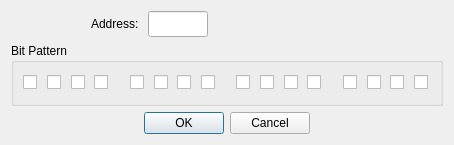
This is omodsim/dialogs/dialogwriteholdingregisterbits.ui in sanny32/OpenModSim as Qt 5 draws it before an edit. The edited form follows.
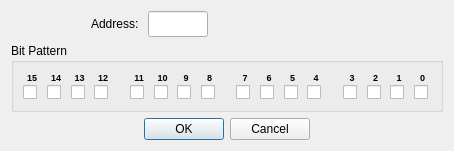
This is the edited form. Custom widgets are drawn as their Qt base class.

Commit message: Improve bit pattern input

```diff
--- a/omodsim/dialogs/dialogwriteholdingregisterbits.ui
+++ b/omodsim/dialogs/dialogwriteholdingregisterbits.ui
@@ -7,7 +7,7 @@
     <x>0</x>
     <y>0</y>
     <width>454</width>
-    <height>145</height>
+    <height>149</height>
    </rect>
   </property>
   <property name="windowTitle">
@@ -88,12 +88,44 @@
       <item>
        <layout class="QHBoxLayout" name="horizontalLayout_3">
         <item>
+         <layout class="QVBoxLayout" name="verticalLayout_17">
+          <property name="spacing">
+           <number>2</number>
+          </property>
+          <item>
+           <widget class="QLabel" name="label15">
+            <property name="text">
+             <string notr="true">&lt;html&gt;&lt;head/&gt;&lt;body&gt;&lt;p&gt;&lt;span style=&quot; font-size:7pt; font-weight:700;&quot;&gt;15&lt;/span&gt;&lt;/p&gt;&lt;/body&gt;&lt;/html&gt;</string>
+            </property>
+            <property name="alignment">
+             <set>Qt::AlignCenter</set>
+            </property>
+           </widget>
+          </item>
+          <item>
          <widget class="QCheckBox" name="checkBox15">
           <property name="text">
            <string/>
           </property>
          </widget>
         </item>
+         </layout>
+        </item>
+        <item>
+         <layout class="QVBoxLayout" name="verticalLayout_16">
+          <property name="spacing">
+           <number>2</number>
+          </property>
+          <item>
+           <widget class="QLabel" name="label14">
+            <property name="text">
+             <string notr="true">&lt;html&gt;&lt;head/&gt;&lt;body&gt;&lt;p&gt;&lt;span style=&quot; font-size:7pt; font-weight:700;&quot;&gt;14&lt;/span&gt;&lt;/p&gt;&lt;/body&gt;&lt;/html&gt;</string>
+            </property>
+            <property name="alignment">
+             <set>Qt::AlignCenter</set>
+            </property>
+           </widget>
+          </item>
         <item>
          <widget class="QCheckBox" name="checkBox14">
           <property name="text">
@@ -101,6 +133,23 @@
           </property>
          </widget>
         </item>
+         </layout>
+        </item>
+        <item>
+         <layout class="QVBoxLayout" name="verticalLayout_15">
+          <property name="spacing">
+           <number>2</number>
+          </property>
+          <item>
+           <widget class="QLabel" name="label13">
+            <property name="text">
+             <string notr="true">&lt;html&gt;&lt;head/&gt;&lt;body&gt;&lt;p&gt;&lt;span style=&quot; font-size:7pt; font-weight:700;&quot;&gt;13&lt;/span&gt;&lt;/p&gt;&lt;/body&gt;&lt;/html&gt;</string>
+            </property>
+            <property name="alignment">
+             <set>Qt::AlignCenter</set>
+            </property>
+           </widget>
+          </item>
         <item>
          <widget class="QCheckBox" name="checkBox13">
           <property name="text">
@@ -108,6 +157,23 @@
           </property>
          </widget>
         </item>
+         </layout>
+        </item>
+        <item>
+         <layout class="QVBoxLayout" name="verticalLayout_14">
+          <property name="spacing">
+           <number>2</number>
+          </property>
+          <item>
+           <widget class="QLabel" name="label12">
+            <property name="text">
+             <string notr="true">&lt;html&gt;&lt;head/&gt;&lt;body&gt;&lt;p&gt;&lt;span style=&quot; font-size:7pt; font-weight:700;&quot;&gt;12&lt;/span&gt;&lt;/p&gt;&lt;/body&gt;&lt;/html&gt;</string>
+            </property>
+            <property name="alignment">
+             <set>Qt::AlignCenter</set>
+            </property>
+           </widget>
+          </item>
         <item>
          <widget class="QCheckBox" name="checkBox12">
           <property name="text">
@@ -117,6 +183,8 @@
         </item>
        </layout>
       </item>
+       </layout>
+      </item>
       <item>
        <spacer name="horizontalSpacer_5">
         <property name="orientation">
@@ -136,12 +204,44 @@
       <item>
        <layout class="QHBoxLayout" name="horizontalLayout_4">
         <item>
+         <layout class="QVBoxLayout" name="verticalLayout_13">
+          <property name="spacing">
+           <number>2</number>
+          </property>
+          <item>
+           <widget class="QLabel" name="label11">
+            <property name="text">
+             <string notr="true">&lt;html&gt;&lt;head/&gt;&lt;body&gt;&lt;p&gt;&lt;span style=&quot; font-size:7pt; font-weight:700;&quot;&gt;11&lt;/span&gt;&lt;/p&gt;&lt;/body&gt;&lt;/html&gt;</string>
+            </property>
+            <property name="alignment">
+             <set>Qt::AlignCenter</set>
+            </property>
+           </widget>
+          </item>
+          <item>
          <widget class="QCheckBox" name="checkBox11">
           <property name="text">
            <string/>
           </property>
          </widget>
         </item>
+         </layout>
+        </item>
+        <item>
+         <layout class="QVBoxLayout" name="verticalLayout_12">
+          <property name="spacing">
+           <number>2</number>
+          </property>
+          <item>
+           <widget class="QLabel" name="label10">
+            <property name="text">
+             <string notr="true">&lt;html&gt;&lt;head/&gt;&lt;body&gt;&lt;p&gt;&lt;span style=&quot; font-size:7pt; font-weight:700;&quot;&gt;10&lt;/span&gt;&lt;/p&gt;&lt;/body&gt;&lt;/html&gt;</string>
+            </property>
+            <property name="alignment">
+             <set>Qt::AlignCenter</set>
+            </property>
+           </widget>
+          </item>
         <item>
          <widget class="QCheckBox" name="checkBox10">
           <property name="text">
@@ -149,6 +249,23 @@
           </property>
          </widget>
         </item>
+         </layout>
+        </item>
+        <item>
+         <layout class="QVBoxLayout" name="verticalLayout_11">
+          <property name="spacing">
+           <number>2</number>
+          </property>
+          <item>
+           <widget class="QLabel" name="label9">
+            <property name="text">
+             <string notr="true">&lt;html&gt;&lt;head/&gt;&lt;body&gt;&lt;p&gt;&lt;span style=&quot; font-size:7pt; font-weight:700;&quot;&gt;9&lt;/span&gt;&lt;/p&gt;&lt;/body&gt;&lt;/html&gt;</string>
+            </property>
+            <property name="alignment">
+             <set>Qt::AlignCenter</set>
+            </property>
+           </widget>
+          </item>
         <item>
          <widget class="QCheckBox" name="checkBox9">
           <property name="text">
@@ -156,6 +273,23 @@
           </property>
          </widget>
         </item>
+         </layout>
+        </item>
+        <item>
+         <layout class="QVBoxLayout" name="verticalLayout_10">
+          <property name="spacing">
+           <number>2</number>
+          </property>
+          <item>
+           <widget class="QLabel" name="label8">
+            <property name="text">
+             <string notr="true">&lt;html&gt;&lt;head/&gt;&lt;body&gt;&lt;p&gt;&lt;span style=&quot; font-size:7pt; font-weight:700;&quot;&gt;8&lt;/span&gt;&lt;/p&gt;&lt;/body&gt;&lt;/html&gt;</string>
+            </property>
+            <property name="alignment">
+             <set>Qt::AlignCenter</set>
+            </property>
+           </widget>
+          </item>
         <item>
          <widget class="QCheckBox" name="checkBox8">
           <property name="text">
@@ -165,6 +299,8 @@
         </item>
        </layout>
       </item>
+       </layout>
+      </item>
       <item>
        <spacer name="horizontalSpacer_6">
         <property name="orientation">
@@ -184,12 +320,44 @@
       <item>
        <layout class="QHBoxLayout" name="horizontalLayout_6">
         <item>
+         <layout class="QVBoxLayout" name="verticalLayout_9">
+          <property name="spacing">
+           <number>2</number>
+          </property>
+          <item>
+           <widget class="QLabel" name="label7">
+            <property name="text">
+             <string notr="true">&lt;html&gt;&lt;head/&gt;&lt;body&gt;&lt;p&gt;&lt;span style=&quot; font-size:7pt; font-weight:700;&quot;&gt;7&lt;/span&gt;&lt;/p&gt;&lt;/body&gt;&lt;/html&gt;</string>
+            </property>
+            <property name="alignment">
+             <set>Qt::AlignCenter</set>
+            </property>
+           </widget>
+          </item>
+          <item>
          <widget class="QCheckBox" name="checkBox7">
           <property name="text">
            <string/>
           </property>
          </widget>
         </item>
+         </layout>
+        </item>
+        <item>
+         <layout class="QVBoxLayout" name="verticalLayout_8">
+          <property name="spacing">
+           <number>2</number>
+          </property>
+          <item>
+           <widget class="QLabel" name="label6">
+            <property name="text">
+             <string notr="true">&lt;html&gt;&lt;head/&gt;&lt;body&gt;&lt;p&gt;&lt;span style=&quot; font-size:7pt; font-weight:700;&quot;&gt;6&lt;/span&gt;&lt;/p&gt;&lt;/body&gt;&lt;/html&gt;</string>
+            </property>
+            <property name="alignment">
+             <set>Qt::AlignCenter</set>
+            </property>
+           </widget>
+          </item>
         <item>
          <widget class="QCheckBox" name="checkBox6">
           <property name="text">
@@ -197,6 +365,23 @@
           </property>
          </widget>
         </item>
+         </layout>
+        </item>
+        <item>
+         <layout class="QVBoxLayout" name="verticalLayout_7">
+          <property name="spacing">
+           <number>2</number>
+          </property>
+          <item>
+           <widget class="QLabel" name="label5">
+            <property name="text">
+             <string notr="true">&lt;html&gt;&lt;head/&gt;&lt;body&gt;&lt;p&gt;&lt;span style=&quot; font-size:7pt; font-weight:700;&quot;&gt;5&lt;/span&gt;&lt;/p&gt;&lt;/body&gt;&lt;/html&gt;</string>
+            </property>
+            <property name="alignment">
+             <set>Qt::AlignCenter</set>
+            </property>
+           </widget>
+          </item>
         <item>
          <widget class="QCheckBox" name="checkBox5">
           <property name="text">
@@ -204,6 +389,23 @@
           </property>
          </widget>
         </item>
+         </layout>
+        </item>
+        <item>
+         <layout class="QVBoxLayout" name="verticalLayout_6">
+          <property name="spacing">
+           <number>2</number>
+          </property>
+          <item>
+           <widget class="QLabel" name="label4">
+            <property name="text">
+             <string notr="true">&lt;html&gt;&lt;head/&gt;&lt;body&gt;&lt;p&gt;&lt;span style=&quot; font-size:7pt; font-weight:700;&quot;&gt;4&lt;/span&gt;&lt;/p&gt;&lt;/body&gt;&lt;/html&gt;</string>
+            </property>
+            <property name="alignment">
+             <set>Qt::AlignCenter</set>
+            </property>
+           </widget>
+          </item>
         <item>
          <widget class="QCheckBox" name="checkBox4">
           <property name="text">
@@ -213,6 +415,8 @@
         </item>
        </layout>
       </item>
+       </layout>
+      </item>
       <item>
        <spacer name="horizontalSpacer_7">
         <property name="orientation">
@@ -232,12 +436,44 @@
       <item>
        <layout class="QHBoxLayout" name="horizontalLayout_5">
         <item>
+         <layout class="QVBoxLayout" name="verticalLayout_5">
+          <property name="spacing">
+           <number>2</number>
+          </property>
+          <item>
+           <widget class="QLabel" name="label3">
+            <property name="text">
+             <string notr="true">&lt;html&gt;&lt;head/&gt;&lt;body&gt;&lt;p&gt;&lt;span style=&quot; font-size:7pt; font-weight:700;&quot;&gt;3&lt;/span&gt;&lt;/p&gt;&lt;/body&gt;&lt;/html&gt;</string>
+            </property>
+            <property name="alignment">
+             <set>Qt::AlignCenter</set>
+            </property>
+           </widget>
+          </item>
+          <item>
          <widget class="QCheckBox" name="checkBox3">
           <property name="text">
            <string/>
           </property>
          </widget>
         </item>
+         </layout>
+        </item>
+        <item>
+         <layout class="QVBoxLayout" name="verticalLayout_4">
+          <property name="spacing">
+           <number>2</number>
+          </property>
+          <item>
+           <widget class="QLabel" name="label2">
+            <property name="text">
+             <string notr="true">&lt;html&gt;&lt;head/&gt;&lt;body&gt;&lt;p&gt;&lt;span style=&quot; font-size:7pt; font-weight:700;&quot;&gt;2&lt;/span&gt;&lt;/p&gt;&lt;/body&gt;&lt;/html&gt;</string>
+            </property>
+            <property name="alignment">
+             <set>Qt::AlignCenter</set>
+            </property>
+           </widget>
+          </item>
         <item>
          <widget class="QCheckBox" name="checkBox2">
           <property name="text">
@@ -245,6 +481,23 @@
           </property>
          </widget>
         </item>
+         </layout>
+        </item>
+        <item>
+         <layout class="QVBoxLayout" name="verticalLayout_3">
+          <property name="spacing">
+           <number>2</number>
+          </property>
+          <item>
+           <widget class="QLabel" name="label1">
+            <property name="text">
+             <string notr="true">&lt;html&gt;&lt;head/&gt;&lt;body&gt;&lt;p&gt;&lt;span style=&quot; font-size:7pt; font-weight:700;&quot;&gt;1&lt;/span&gt;&lt;/p&gt;&lt;/body&gt;&lt;/html&gt;</string>
+            </property>
+            <property name="alignment">
+             <set>Qt::AlignCenter</set>
+            </property>
+           </widget>
+          </item>
         <item>
          <widget class="QCheckBox" name="checkBox1">
           <property name="text">
@@ -252,12 +505,31 @@
           </property>
          </widget>
         </item>
+         </layout>
+        </item>
+        <item>
+         <layout class="QVBoxLayout" name="verticalLayout_2">
+          <property name="spacing">
+           <number>2</number>
+          </property>
+          <item>
+           <widget class="QLabel" name="label0">
+            <property name="text">
+             <string notr="true">&lt;html&gt;&lt;head/&gt;&lt;body&gt;&lt;p&gt;&lt;span style=&quot; font-size:7pt; font-weight:700;&quot;&gt;0&lt;/span&gt;&lt;/p&gt;&lt;/body&gt;&lt;/html&gt;</string>
+            </property>
+            <property name="alignment">
+             <set>Qt::AlignCenter</set>
+            </property>
+           </widget>
+          </item>
         <item>
          <widget class="QCheckBox" name="checkBox0">
           <property name="text">
            <string/>
           </property>
          </widget>
+          </item>
+         </layout>
         </item>
        </layout>
       </item>
```
Lines whose indentation alone changed are shown as unchanged. The commit also changes 1 other file.
